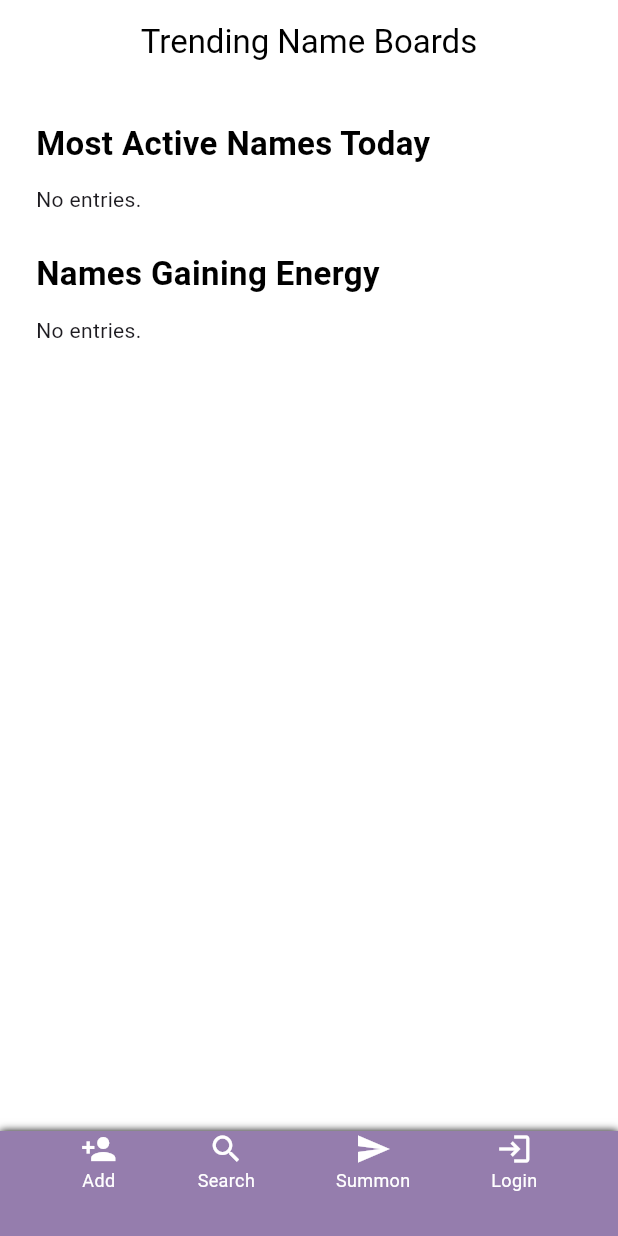
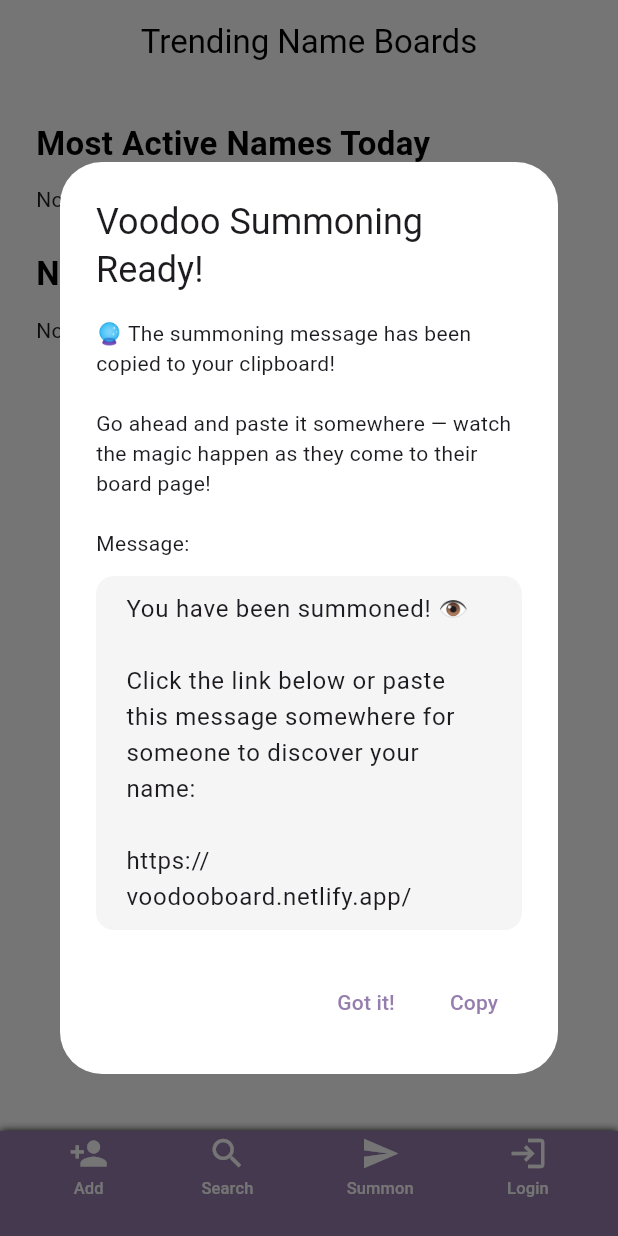
Before and after one commit to awadom/voodooboard, a Flutter app: the screen it shows after launch, after a tap on "Summon", on a phone screen of 412 x 824 dp. Run offline on Flutter 3.47's test engine with Material 3 defaults, Android fonts, the phone set to English and light mode, and no system bars; our stand-ins replace cloud_firestore, firebase_auth, firebase_core, google_sign_in; missing offline and left inert: dart:html; accounts and stored records are empty.

Commit message:
remove url routing bottom nav done

```diff
--- a/lib/app.dart
+++ b/lib/app.dart
@@ -1,43 +1,24 @@
-// app.dart
-
 import 'package:flutter/material.dart';
-import 'package:go_router/go_router.dart';
 import 'package:voodoo_board/utils/theme.dart';
-import './ui/trending_board.dart';
-import './ui/home_page.dart';
+import 'routes.dart'; // Import your custom routes
 
 final RouteObserver<ModalRoute<void>> routeObserver =
     RouteObserver<ModalRoute<void>>();
-
-final GoRouter router = GoRouter(
-  observers: [routeObserver],
-  routes: [
-    GoRoute(
-      path: '/',
-      builder: (context, state) => const TrendingBoardsPage(),
-    ),
-    GoRoute(
-      path: '/:memberId',
-      builder: (context, state) {
-        final memberId = state.pathParameters['memberId']!;
-        return VoodooBoardHomePage(name: memberId);
-      },
-    ),
-  ],
-);
 
 class VoodooBoardApp extends StatelessWidget {
   const VoodooBoardApp({super.key});
 
   @override
   Widget build(BuildContext context) {
-    return MaterialApp.router(
+    return MaterialApp(
       title: 'Voodoo Board',
       debugShowCheckedModeBanner: false,
       theme: AppTheme.light,
       darkTheme: AppTheme.dark,
       themeMode: ThemeMode.system,
-      routerConfig: router,
+      navigatorObservers: [routeObserver],
+      initialRoute: AppRoutes.home,
+      onGenerateRoute: AppRoutes.generateRoute,
     );
   }
 }
--- a/lib/ui/custom_nav_bar.dart
+++ b/lib/ui/custom_nav_bar.dart
@@ -1,5 +1,11 @@
+import 'package:cloud_firestore/cloud_firestore.dart';
+import 'package:flutter/material.dart';
 import 'package:firebase_auth/firebase_auth.dart';
-import 'package:flutter/material.dart';
+import 'package:flutter/services.dart';
+
+import '../ui/login.dart';
+import '../ui/profile.dart';
+import '../ui/user_directory_page.dart';
 
 class CustomNavBar extends StatefulWidget {
   const CustomNavBar({super.key});
@@ -11,29 +17,163 @@ class CustomNavBar extends StatefulWidget {
 class _CustomNavBarState extends State<CustomNavBar> {
   bool isExpanded = false;
 
-  void _showSearchOrAddNameDialog() {
-    // TODO: Implement your dialog logic
+  Future<void> _handleLoginOrProfile() async {
+    final currentUser = FirebaseAuth.instance.currentUser;
+
+    if (currentUser == null) {
+      await Navigator.push(
+        context,
+        MaterialPageRoute(builder: (_) => const LoginPage()),
+      );
+    } else {
+      await Navigator.push(
+        context,
+        MaterialPageRoute(builder: (_) => const ProfilePage()),
+      );
+    }
+    setState(() {});
   }
 
-  void _openUserDirectory() {
-    // TODO: Implement your directory logic
-  }
-
-  void _showVoodooDialog() {
-    // TODO: Implement your summon dialog logic
-  }
-
-  void _handleLoginOrProfile() {
-    final user = FirebaseAuth.instance.currentUser;
-    if (user == null) {
-      Navigator.pushNamed(context, '/login');
-    } else {
-      Navigator.pushNamed(context, '/profile');
+  Future<void> _handleLogout() async {
+    await FirebaseAuth.instance.signOut();
+    if (mounted) {
+      ScaffoldMessenger.of(context).showSnackBar(
+        const SnackBar(content: Text('Logged out')),
+      );
+      setState(() {});
     }
   }
 
-  void _handleLogout() async {
-    await FirebaseAuth.instance.signOut();
+  void _showSearchOrAddNameDialog() {
+    final TextEditingController nameController = TextEditingController();
+
+    showDialog(
+      context: context,
+      builder: (_) => AlertDialog(
+        content: TextField(
+          controller: nameController,
+          decoration: const InputDecoration(
+            labelText: 'Enter a name',
+            border: OutlineInputBorder(),
+          ),
+          autofocus: true,
+          onSubmitted: (_) => _submitName(nameController),
+        ),
+        actions: [
+          TextButton(
+            onPressed: () => Navigator.pop(context),
+            child: const Text('Cancel'),
+          ),
+          ElevatedButton(
+            onPressed: () => _submitName(nameController),
+            child: const Text('Go to Board'),
+          ),
+        ],
+      ),
+    );
+  }
+
+  Future<void> _submitName(TextEditingController controller) async {
+    final name = controller.text.trim().toLowerCase();
+    if (name.isEmpty) return;
+
+    try {
+      final membersRef = FirebaseFirestore.instance.collection('members');
+      final existing = await membersRef.doc(name).get();
+
+      if (!existing.exists) {
+        await membersRef.doc(name).set({});
+      }
+
+      if (mounted) {
+        Navigator.pop(context);
+        _navigateToBoard(name);
+      }
+    } catch (e) {
+      if (mounted) {
+        ScaffoldMessenger.of(context).showSnackBar(
+          SnackBar(content: Text('Error: $e')),
+        );
+      }
+    }
+  }
+
+  void _navigateToBoard(String name) {
+    Navigator.pushNamed(context, '/nameBoard', arguments: name);
+  }
+
+  Future<void> _openUserDirectory() async {
+    final selected = await showDialog<String>(
+      context: context,
+      builder: (context) => Dialog(
+        child: SizedBox(
+          width: double.maxFinite,
+          height: 400,
+          child: UserDirectoryPage(
+            onUserSelected: (name) {
+              Navigator.of(context).pop(name);
+            },
+          ),
+        ),
+      ),
+    );
+
+    if (selected != null) {
+      _navigateToBoard(selected);
+    }
+  }
+
+  void _showVoodooDialog() async {
+    const hexMessage =
+        'You have been summoned! 👁️\n\nClick the link below or paste this message somewhere for someone to discover your name:\n\n'
+        'https://voodooboard.netlify.app/';
+
+    await Clipboard.setData(ClipboardData(text: hexMessage));
+    final TextEditingController hexController =
+        TextEditingController(text: hexMessage);
+
+    showDialog(
+      context: context,
+      builder: (_) => AlertDialog(
+        title: const Text('Voodoo Summoning Ready!'),
+        content: Column(
+          mainAxisSize: MainAxisSize.min,
+          children: [
+            const Text(
+              '🔮 The summoning message has been copied to your clipboard!\n\n'
+              'Go ahead and paste it somewhere — watch the magic happen as they come to their board page!\n\nMessage:',
+            ),
+            const SizedBox(height: 12),
+            TextField(
+              controller: hexController,
+              maxLines: null,
+              readOnly: true,
+              showCursor: true,
+              enableInteractiveSelection: true,
+              decoration: const InputDecoration(border: OutlineInputBorder()),
+            ),
+          ],
+        ),
+        actions: [
+          TextButton(
+            onPressed: () => Navigator.of(context).pop(),
+            child: const Text('Got it!'),
+          ),
+          TextButton(
+            onPressed: () {
+              Clipboard.setData(ClipboardData(text: hexController.text));
+              ScaffoldMessenger.of(context).showSnackBar(
+                const SnackBar(
+                  content: Text(
+                      'Summoning copied to clipboard — send it to someone!'),
+                ),
+              );
+            },
+            child: const Text('Copy'),
+          ),
+        ],
+      ),
+    );
   }
 
   @override
@@ -73,13 +213,10 @@ class _CustomNavBarState extends State<CustomNavBar> {
                   ),
                 ),
               ),
-            // Flexible lets it size with available space
-            Flexible(
-              child: ClipRect(
+            Expanded(
               child: SingleChildScrollView(
-                  physics: const NeverScrollableScrollPhysics(),
+                physics: const ClampingScrollPhysics(),
                 child: Column(
-                    crossAxisAlignment: CrossAxisAlignment.center,
                   children: [
                     Row(
                       mainAxisAlignment: MainAxisAlignment.spaceEvenly,
@@ -117,7 +254,6 @@ class _CustomNavBarState extends State<CustomNavBar> {
                             icon: Icons.group_add,
                             label: 'Community',
                             onTap: () {
-                                // TODO: Implement create community logic
                               ScaffoldMessenger.of(context).showSnackBar(
                                 const SnackBar(
                                     content: Text(
@@ -129,7 +265,6 @@ class _CustomNavBarState extends State<CustomNavBar> {
                       ),
                     ],
                   ],
-                  ),
                 ),
               ),
             ),
@@ -153,16 +288,16 @@ class _NavButton extends StatelessWidget {
 
   @override
   Widget build(BuildContext context) {
-    return GestureDetector(
-      onTap: onTap,
+    return MaterialButton(
+      onPressed: onTap,
+      minWidth: 50,
       child: Column(
         mainAxisSize: MainAxisSize.min,
         children: [
-          Icon(icon, color: Colors.white),
-          Text(
-            label,
-            style: const TextStyle(color: Colors.white, fontSize: 12),
-          ),
+          Icon(icon, size: 26, color: Colors.white),
+          const SizedBox(height: 2),
+          Text(label,
+              style: const TextStyle(fontSize: 11, color: Colors.white)),
         ],
       ),
     );
--- a/pubspec.yaml
+++ b/pubspec.yaml
@@ -16,7 +16,7 @@ dependencies:
   google_sign_in: ^6.3.0
   google_sign_in_web: 0.12.4+4
   web: ^1.1.1
-  go_router: ^15.1.2
+
 dev_dependencies:
   flutter_test:
     sdk: flutter
```
Also changed, not shown: lib/ui/trending_board.dart (+7 -3 lines), pubspec.lock, 4 other files. Lines whose indentation alone changed are shown as unchanged.
